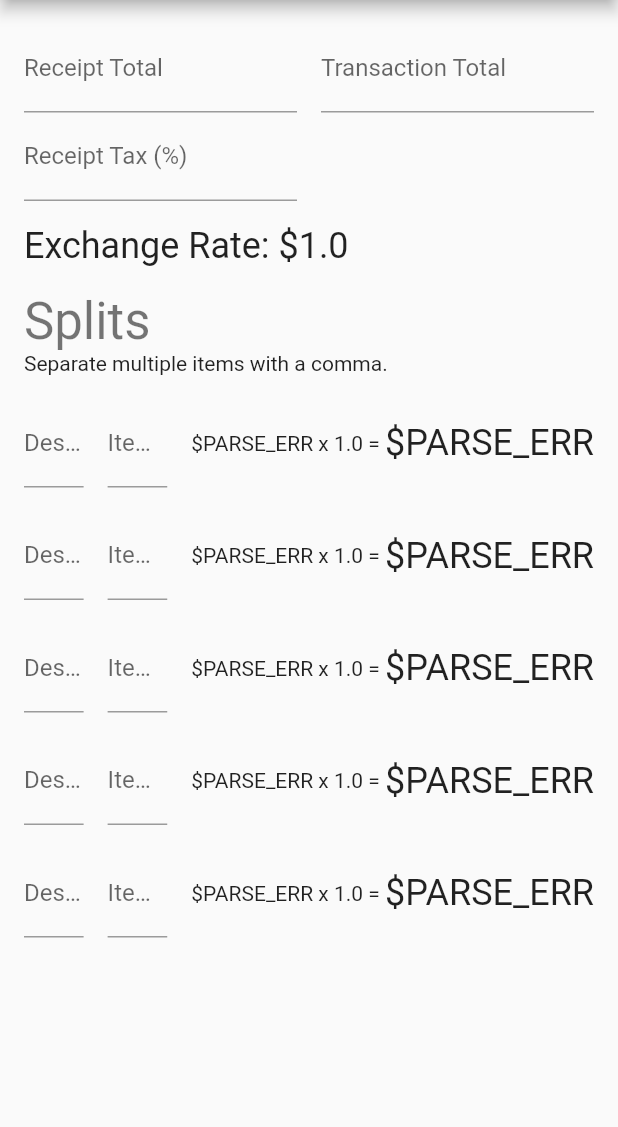
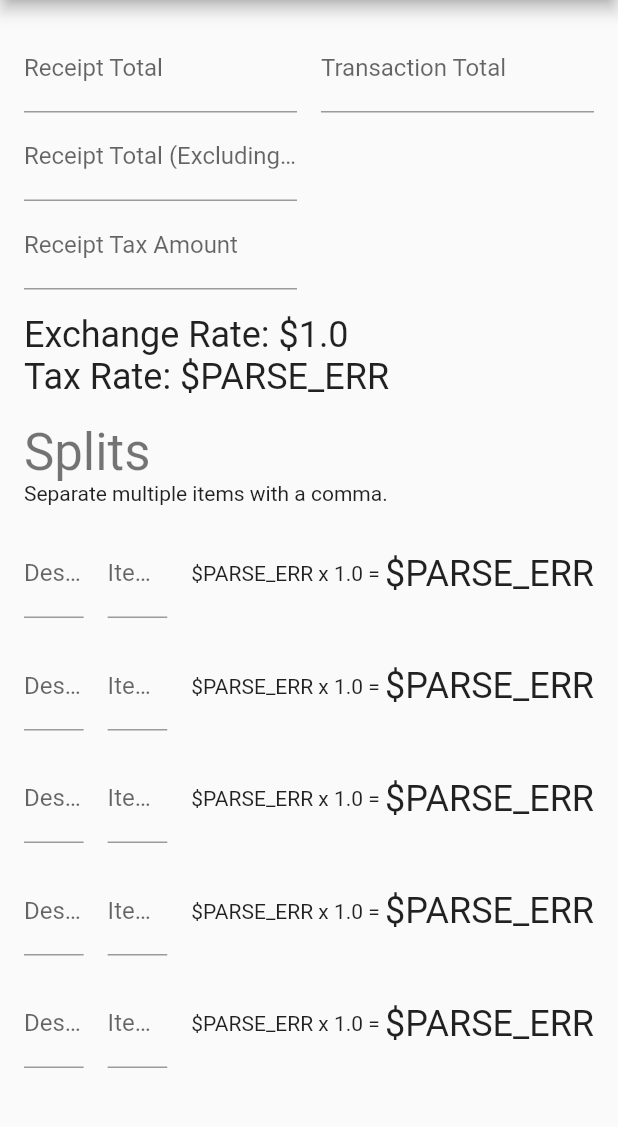
Before and after one commit to cohenadair/currency-converter, a Flutter app: the screen it shows after launch, on a phone screen of 412 x 824 dp, the part 84-1211 px from its top. Run offline on Flutter 3.47's test engine with Material 2 defaults, Android fonts, the phone set to English and light mode, and no system bars.

Commit message:
#1: Add support for tax amount instead of percent

```diff
--- a/lib/main.dart
+++ b/lib/main.dart
@@ -30,6 +30,7 @@ class _MyHomePageState extends State<MyHomePage> {
   static const _parseError = "PARSE_ERR";
 
   final _receiptTotalController = TextEditingController();
+  final _receiptTotalExcludingTax = TextEditingController();
   final _receiptTaxController = TextEditingController();
   final _transactionTotalController = TextEditingController();
   final _splitController1 = TextEditingController();
@@ -68,7 +69,17 @@ class _MyHomePageState extends State<MyHomePage> {
               Row(
                 children: <Widget>[
                   _buildTextField(
-                    title: "Receipt Tax (%)",
+                    title: "Receipt Total (Excluding Tax)",
+                    controller: _receiptTotalExcludingTax,
+                  ),
+                  _horizontalSpacer,
+                  Spacer(),
+                ],
+              ),
+              Row(
+                children: <Widget>[
+                  _buildTextField(
+                    title: "Receipt Tax Amount",
                     controller: _receiptTaxController,
                   ),
                   _horizontalSpacer,
@@ -77,11 +88,14 @@ class _MyHomePageState extends State<MyHomePage> {
               ),
               _verticalSpacer,
               Text("Exchange Rate: \$${_calculateExchangeRate()}",
-                style: Theme.of(context).textTheme.headline,
+                style: Theme.of(context).textTheme.headline5,
+              ),
+              Text("Tax Rate: \$${_calculateTaxRate() ?? _parseError}",
+                style: Theme.of(context).textTheme.headline5,
               ),
               _verticalSpacer,
               Text("Splits",
-                style: Theme.of(context).textTheme.display1,
+                style: Theme.of(context).textTheme.headline4,
               ),
               Text("Separate multiple items with a comma."),
               _verticalSpacer,
@@ -137,20 +151,12 @@ class _MyHomePageState extends State<MyHomePage> {
       }
     }
 
-    double tax;
-    try {
-      if (_receiptTaxController.text != null) {
-        tax = double.parse(_receiptTaxController.text);
-      }
-    } on Exception {
-      // Do nothing.
-    }
-
     var exchangeTotalString;
-    if (itemTotalString == null && tax != null) {
+    var taxPercent = _calculateTaxRate();
+    if (itemTotalString == null && taxPercent != null) {
       itemTotalString = itemTotal.toStringAsFixed(2);
-      exchangeTotalString = (itemTotal * (tax / 100 + 1) * _exchangeRate)
-          .toStringAsFixed(2);
+      exchangeTotalString = (itemTotal * (taxPercent + 1)
+          * _exchangeRate).toStringAsFixed(2);
     } else {
       itemTotalString = _parseError;
       exchangeTotalString = _parseError;
@@ -164,7 +170,7 @@ class _MyHomePageState extends State<MyHomePage> {
         _horizontalSpacer,
         Text("\$$itemTotalString x ${_exchangeRate.toString()} = "),
         Text("\$$exchangeTotalString",
-          style: Theme.of(context).textTheme.headline,
+          style: Theme.of(context).textTheme.headline5,
         ),
       ],
     );
@@ -196,4 +202,20 @@ class _MyHomePageState extends State<MyHomePage> {
       return _parseError;
     }
   }
+
+  double _calculateTaxRate() {
+    double taxPercent;
+    if (_receiptTaxController.text != null
+        && _receiptTotalExcludingTax.text != null)
+    {
+      var totalExcludingTax = double.tryParse(_receiptTotalExcludingTax.text);
+      var taxAmount = double.tryParse(_receiptTaxController.text);
+      print("Total excluding tax $totalExcludingTax");
+      print("Tax amount          $taxAmount");
+      if (totalExcludingTax != null && taxAmount != null) {
+        taxPercent = taxAmount / totalExcludingTax;
+      }
+    }
+    return taxPercent;
+  }
 }
```
